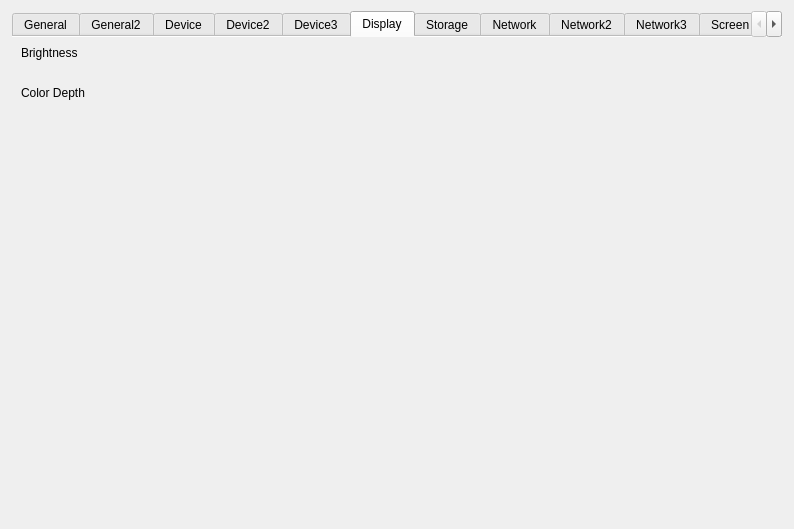
Before: the Qt Designer form examples/sysinfo/dialog_s60.ui in qtproject/qt-mobility, drawn with Qt 5.
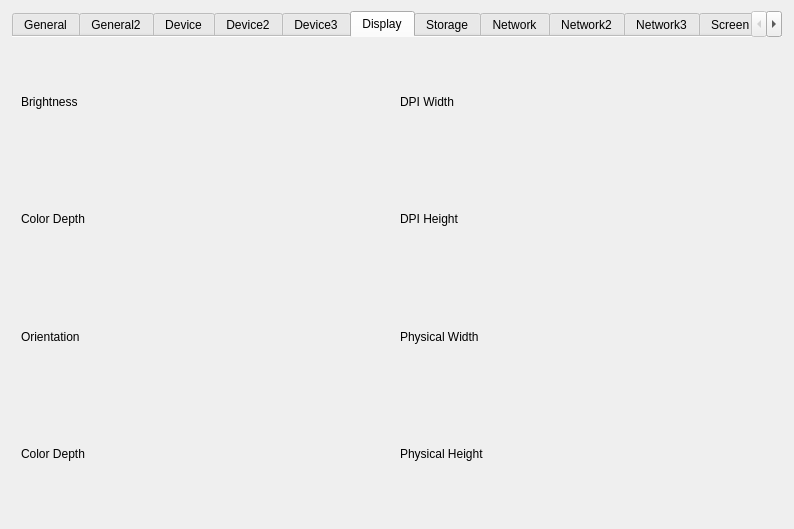
After: the same form once the commit is applied. The open tabs and pages were chosen to show the change. Icons and pictures are not drawn.

Commit message:
Revert "remove widgets not in this release"
This reverts commit 11ab414d2cdbf07f44fac73547e1f897f93195dc.

```diff
--- a/examples/sysinfo/dialog_s60.ui
+++ b/examples/sysinfo/dialog_s60.ui
@@ -921,20 +921,97 @@
          </item>
         </layout>
        </item>
+       <item row="0" column="1">
+        <layout class="QHBoxLayout" name="horizontalLayout_69">
+         <item>
+          <widget class="QLabel" name="label_160">
+           <property name="text">
+            <string>DPI Width</string>
+           </property>
+          </widget>
+         </item>
+         <item>
+          <widget class="QLabel" name="dpiWidthLabel">
+           <property name="text">
+            <string/>
+           </property>
+          </widget>
+         </item>
+        </layout>
+       </item>
+       <item row="1" column="0">
+        <layout class="QHBoxLayout" name="horizontalLayout_64">
+         <item>
+          <widget class="QLabel" name="label_155">
+           <property name="text">
+            <string>Color Depth</string>
+           </property>
+          </widget>
+         </item>
+         <item>
+          <widget class="QLabel" name="colorDepthLabel">
+           <property name="text">
+            <string/>
+           </property>
+          </widget>
+         </item>
+        </layout>
+       </item>
        <item row="1" column="1">
-        <spacer name="horizontalSpacer_2">
-         <property name="orientation">
-          <enum>Qt::Horizontal</enum>
-         </property>
-         <property name="sizeHint" stdset="0">
-          <size>
-           <width>630</width>
-           <height>20</height>
-          </size>
-         </property>
-        </spacer>
+        <layout class="QHBoxLayout" name="horizontalLayout_68">
+         <item>
+          <widget class="QLabel" name="label_159">
+           <property name="text">
+            <string>DPI Height</string>
+           </property>
+          </widget>
+         </item>
+         <item>
+          <widget class="QLabel" name="dpiHeightLabel">
+           <property name="text">
+            <string/>
+           </property>
+          </widget>
+         </item>
+        </layout>
        </item>
        <item row="2" column="0">
+        <layout class="QHBoxLayout" name="horizontalLayout_67">
+         <item>
+          <widget class="QLabel" name="label_158">
+           <property name="text">
+            <string>Orientation</string>
+           </property>
+          </widget>
+         </item>
+         <item>
+          <widget class="QLabel" name="orientationLabel">
+           <property name="text">
+            <string/>
+           </property>
+          </widget>
+         </item>
+        </layout>
+       </item>
+       <item row="2" column="1">
+        <layout class="QHBoxLayout" name="horizontalLayout_65">
+         <item>
+          <widget class="QLabel" name="label_156">
+           <property name="text">
+            <string>Physical Width</string>
+           </property>
+          </widget>
+         </item>
+         <item>
+          <widget class="QLabel" name="physicalWidthLabel">
+           <property name="text">
+            <string/>
+           </property>
+          </widget>
+         </item>
+        </layout>
+       </item>
+       <item row="3" column="0">
         <layout class="QHBoxLayout" name="horizontalLayout_63">
          <item>
           <widget class="QLabel" name="label_154">
@@ -952,18 +1029,23 @@
          </item>
         </layout>
        </item>
-       <item row="3" column="0">
-        <spacer name="verticalSpacer">
-         <property name="orientation">
-          <enum>Qt::Vertical</enum>
-         </property>
-         <property name="sizeHint" stdset="0">
-          <size>
-           <width>20</width>
-           <height>364</height>
-          </size>
-         </property>
-        </spacer>
+       <item row="3" column="1">
+        <layout class="QHBoxLayout" name="horizontalLayout_70">
+         <item>
+          <widget class="QLabel" name="label_161">
+           <property name="text">
+            <string>Physical Height</string>
+           </property>
+          </widget>
+         </item>
+         <item>
+          <widget class="QLabel" name="physicalHeightLabel">
+           <property name="text">
+            <string/>
+           </property>
+          </widget>
+         </item>
+        </layout>
        </item>
       </layout>
      </widget>
```
The commit also changes 2 other files.
